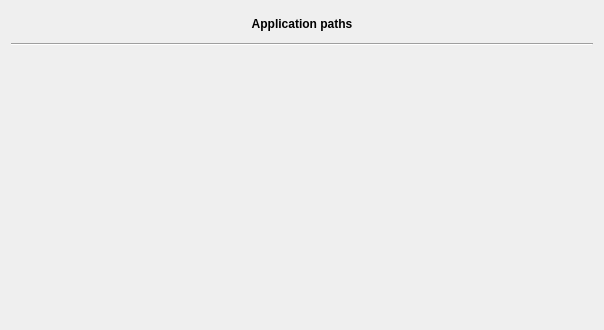
Qt form freetoolbox/plugins/coreplugin/pathpreferences.ui (FreeHealth/freehealth) before a commit.
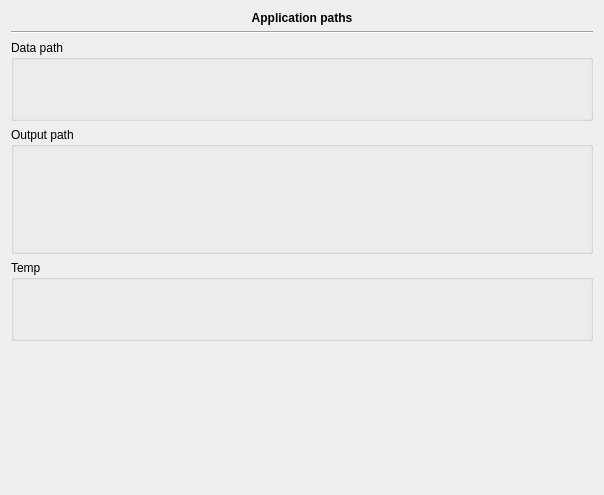
The same form after that commit. Custom widgets are drawn as their Qt base class.

Commit message: FreeToolBox: - tons of corrections in model (uninitialized int...) - show preferences page at startup if needed (wrong paths...) - some mac integration

```diff
--- a/freetoolbox/plugins/coreplugin/pathpreferences.ui
+++ b/freetoolbox/plugins/coreplugin/pathpreferences.ui
@@ -7,14 +7,14 @@
     <x>0</x>
     <y>0</y>
     <width>604</width>
-    <height>330</height>
+    <height>495</height>
    </rect>
   </property>
   <property name="windowTitle">
    <string>Form</string>
   </property>
-  <layout class="QGridLayout" name="gridLayout">
-   <item row="0" column="0" colspan="2">
+  <layout class="QGridLayout" name="gridLayout_4">
+   <item row="0" column="0">
     <widget class="QLabel" name="label">
      <property name="font">
       <font>
@@ -30,15 +30,21 @@
      </property>
     </widget>
    </item>
-   <item row="1" column="0" colspan="2">
+   <item row="1" column="0">
     <widget class="Line" name="line">
      <property name="orientation">
       <enum>Qt::Horizontal</enum>
      </property>
     </widget>
    </item>
-   <item row="2" column="0" colspan="2">
-    <widget class="QLabel" name="sqlinlabel">
+   <item row="2" column="0">
+    <widget class="QGroupBox" name="groupBox">
+     <property name="title">
+      <string>Data path</string>
+     </property>
+     <layout class="QGridLayout" name="gridLayout">
+      <item row="0" column="0">
+       <widget class="QLabel" name="svnlabel">
      <property name="sizePolicy">
       <sizepolicy hsizetype="Preferred" vsizetype="Fixed">
        <horstretch>0</horstretch>
@@ -50,8 +56,8 @@
      </property>
     </widget>
    </item>
-   <item row="3" column="0" colspan="2">
-    <layout class="QHBoxLayout" name="horizontalLayout">
+      <item row="1" column="0">
+       <layout class="QHBoxLayout" name="horizontalLayout_5">
      <item>
       <spacer name="horizontalSpacer">
        <property name="orientation">
@@ -69,7 +75,7 @@
       </spacer>
      </item>
      <item>
-      <widget class="Utils::PathChooser" name="sqlinpath" native="true">
+         <widget class="Utils::PathChooser" name="svnpath" native="true">
        <property name="sizePolicy">
         <sizepolicy hsizetype="Preferred" vsizetype="Preferred">
          <horstretch>0</horstretch>
@@ -80,7 +86,16 @@
      </item>
     </layout>
    </item>
-   <item row="4" column="0" colspan="2">
+     </layout>
+    </widget>
+   </item>
+   <item row="3" column="0">
+    <widget class="QGroupBox" name="groupBox_2">
+     <property name="title">
+      <string>Output path</string>
+     </property>
+     <layout class="QGridLayout" name="gridLayout_2">
+      <item row="0" column="0">
     <widget class="QLabel" name="dblabel">
      <property name="sizePolicy">
       <sizepolicy hsizetype="Preferred" vsizetype="Fixed">
@@ -93,7 +108,7 @@
      </property>
     </widget>
    </item>
-   <item row="5" column="0" colspan="2">
+      <item row="1" column="0">
     <layout class="QHBoxLayout" name="horizontalLayout_2">
      <item>
       <spacer name="horizontalSpacer_2">
@@ -123,7 +138,7 @@
      </item>
     </layout>
    </item>
-   <item row="6" column="0" colspan="2">
+      <item row="2" column="0">
     <widget class="QLabel" name="filelabel">
      <property name="sizePolicy">
       <sizepolicy hsizetype="Preferred" vsizetype="Fixed">
@@ -136,7 +151,7 @@
      </property>
     </widget>
    </item>
-   <item row="7" column="0" colspan="2">
+      <item row="3" column="0">
     <layout class="QHBoxLayout" name="horizontalLayout_3">
      <item>
       <spacer name="horizontalSpacer_3">
@@ -166,20 +181,16 @@
      </item>
     </layout>
    </item>
-   <item row="8" column="0" colspan="2">
-    <widget class="QLabel" name="tmplabel">
-     <property name="sizePolicy">
-      <sizepolicy hsizetype="Preferred" vsizetype="Fixed">
-       <horstretch>0</horstretch>
-       <verstretch>0</verstretch>
-      </sizepolicy>
-     </property>
-     <property name="text">
-      <string/>
-     </property>
+     </layout>
     </widget>
    </item>
-   <item row="9" column="0" colspan="2">
+   <item row="4" column="0">
+    <widget class="QGroupBox" name="groupBox_3">
+     <property name="title">
+      <string>Temp</string>
+     </property>
+     <layout class="QGridLayout" name="gridLayout_3">
+      <item row="1" column="0">
     <layout class="QHBoxLayout" name="horizontalLayout_4">
      <item>
       <spacer name="horizontalSpacer_4">
@@ -209,7 +220,23 @@
      </item>
     </layout>
    </item>
-   <item row="10" column="0" rowspan="2">
+      <item row="0" column="0">
+       <widget class="QLabel" name="tmplabel">
+        <property name="sizePolicy">
+         <sizepolicy hsizetype="Preferred" vsizetype="Fixed">
+          <horstretch>0</horstretch>
+          <verstretch>0</verstretch>
+         </sizepolicy>
+        </property>
+        <property name="text">
+         <string/>
+        </property>
+       </widget>
+      </item>
+     </layout>
+    </widget>
+   </item>
+   <item row="5" column="0">
     <spacer name="verticalSpacer">
      <property name="orientation">
       <enum>Qt::Vertical</enum>
```
Left out of the diff: 3 changed lines with no effect on the pictures. Lines whose indentation alone changed are shown as unchanged. The commit also changes 18 other files.
